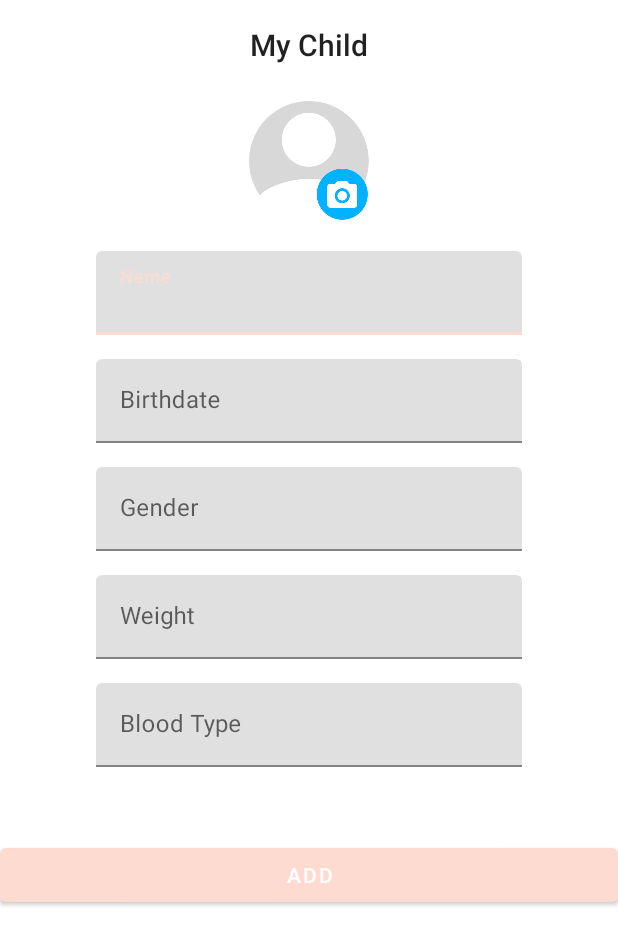
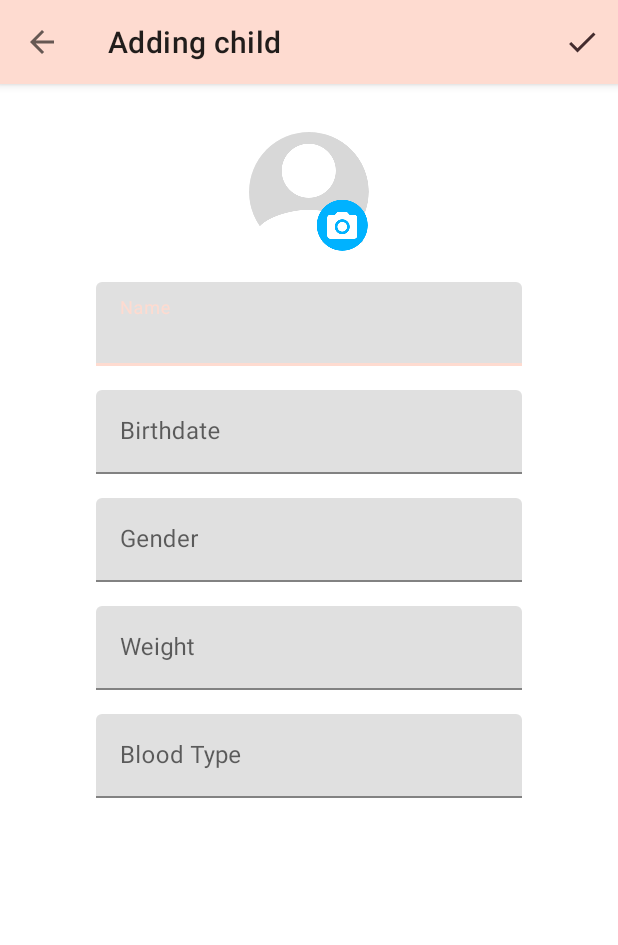
Before and after one commit to minionJerry/BabyMed, an Android app: the screen it shows after launch (NewChildActivity), after a tap on an icon or button, on a phone screen of 412 x 824 dp. Shown: the top 945 px of the screen. Run offline under Robolectric (Android 15) with nearby library versions, the phone set to English and light mode, and no system bars; our stand-ins replace CircleImageView, Dagger/Hilt's generated code, Room's generated code, RxJava; libraries missing offline, so code that uses them is left out: com.mikelau.croperino, com.tsongkha.spinnerdatepicker; 2 statements that could not run were skipped.

Commit message:
adding action bar to adding neew child screen

```diff
--- a/app/src/main/java/com/kanykeinu/babymed/view/addeditchild/AddEditChildViewModel.kt
+++ b/app/src/main/java/com/kanykeinu/babymed/view/addeditchild/AddEditChildViewModel.kt
@@ -20,7 +20,7 @@ class AddEditChildViewModel @Inject constructor(private val babyMedRepository: B
     private var addChildComplete : MutableLiveData<Boolean> = MutableLiveData()
     lateinit var  disposableObserver : DisposableObserver<Unit>
 
-    fun saveChild(child : Child)  {
+    fun initDisposableObserver(){
         disposableObserver = object : DisposableObserver<Unit>(){
             override fun onComplete() {
                 addChildComplete.postValue(true)
@@ -33,7 +33,9 @@ class AddEditChildViewModel @Inject constructor(private val babyMedRepository: B
                 addChildError.postValue(e.message)
             }
         }
+    }
 
+    fun saveChild(child : Child)  {
         babyMedRepository.insertChildToDb(child)
                 ?.subscribeOn(Schedulers.io())
                 ?.observeOn(AndroidSchedulers.mainThread())
--- a/app/src/main/java/com/kanykeinu/babymed/view/addeditchild/NewChildActivity.kt
+++ b/app/src/main/java/com/kanykeinu/babymed/view/addeditchild/NewChildActivity.kt
@@ -4,13 +4,14 @@ import android.content.Intent
 import android.net.Uri
 import android.os.Bundle
 import android.util.Log
+import android.view.Menu
+import android.view.MenuItem
 import android.view.View
 import androidx.appcompat.app.AppCompatActivity
 import androidx.lifecycle.ViewModelProviders
 import com.kanykeinu.babymed.R
 import com.kanykeinu.babymed.utils.Constants.DIRECTORY
 import com.kanykeinu.babymed.utils.Constants.RAW_DIRECTORY
-import com.kanykeinu.babymed.data.source.local.BabyMedDatabase
 import com.kanykeinu.babymed.data.source.local.entity.Child
 import com.kanykeinu.babymed.utils.CameraRequestHandler
 import com.kanykeinu.babymed.utils.CameraRequestHandler.Companion.handleOnActivityResult
@@ -24,7 +25,6 @@ import com.tsongkha.spinnerdatepicker.DatePicker
 import com.tsongkha.spinnerdatepicker.DatePickerDialog
 import com.tsongkha.spinnerdatepicker.SpinnerDatePickerDialogBuilder
 import dagger.android.AndroidInjection
-import io.reactivex.disposables.CompositeDisposable
 import kotlinx.android.synthetic.main.activity_new_child.*
 import java.lang.ref.WeakReference
 import java.text.DateFormatSymbols
@@ -36,16 +36,15 @@ class NewChildActivity : AppCompatActivity() , View.OnClickListener, View.OnFocu
     @Inject
     lateinit var addEditChildViewModelFactory: AddEditChildViewModelFactory
     lateinit var addEditChildViewModel: AddEditChildViewModel
-
     private var uriPhoto: Uri? = null
 
     override fun onCreate(savedInstanceState: Bundle?) {
         super.onCreate(savedInstanceState)
-        injectChildrenViewModel()
+        injectAddChildViewModel()
         setContentView(R.layout.activity_new_child)
+        initActionBar()
         CroperinoConfig(PHOTO_NAME, DIRECTORY, RAW_DIRECTORY)
         CroperinoFileUtil.setupDirectory(this)
-        btnAddChild.setOnClickListener(this)
         imgChildPhoto.setOnClickListener(this)
         editTextBirthDate.setOnClickListener(this)
         editTextGender.setOnClickListener(this)
@@ -53,9 +52,10 @@ class NewChildActivity : AppCompatActivity() , View.OnClickListener, View.OnFocu
         editTextBirthDate.setOnFocusChangeListener(this)
     }
 
-    private fun injectChildrenViewModel(){
+    private fun injectAddChildViewModel(){
         AndroidInjection.inject(this)
         addEditChildViewModel = ViewModelProviders.of(this,addEditChildViewModelFactory).get(AddEditChildViewModel::class.java)
+        addEditChildViewModel.initDisposableObserver()
 
         addEditChildViewModel.onError().observe( this, androidx.lifecycle.Observer { error ->
             if (error!=null)
@@ -68,11 +68,15 @@ class NewChildActivity : AppCompatActivity() , View.OnClickListener, View.OnFocu
         })
     }
 
+    private fun initActionBar(){
+        setSupportActionBar(newChildToolbar)
+        supportActionBar?.setHomeButtonEnabled(true)
+        supportActionBar?.setDisplayHomeAsUpEnabled(true)
+        supportActionBar?.title = "Adding child"
+    }
+
     override fun onClick(v: View?) {
         when(v){
-            btnAddChild -> {
-                validateFieldsAndAdd()
-            }
             imgChildPhoto -> {
                 CameraRequestHandler.showPictureDialog(this)
             }
@@ -88,7 +92,7 @@ class NewChildActivity : AppCompatActivity() , View.OnClickListener, View.OnFocu
         }
     }
 
-    fun validateFieldsAndAdd(){
+    fun validateFieldsAndAddChild(){
         if (editTextBirthDate.text.toString().equals(""))
             wrapperBirthDate.error = getString(R.string.enter_birthdate)
         else if (editTextName.text.toString().equals(""))
@@ -151,9 +155,21 @@ class NewChildActivity : AppCompatActivity() , View.OnClickListener, View.OnFocu
         editTextBirthDate.setText(date)
     }
 
+    override fun onCreateOptionsMenu(menu: Menu?): Boolean {
+        menuInflater.inflate(R.menu.menu_add_child, menu)
+        return super.onCreateOptionsMenu(menu)
+    }
 
-    override fun onStop() {
+    override fun onOptionsItemSelected(item: MenuItem?): Boolean {
+        when (item?.itemId){
+            R.id.done -> validateFieldsAndAddChild()
+            android.R.id.home -> onBackPressed ()
+        }
+        return super.onOptionsItemSelected(item)
+    }
+
+    override fun onDestroy() {
         addEditChildViewModel.disposeObserver()
-        super.onStop()
+        super.onDestroy()
     }
 }
--- a/app/src/main/java/com/kanykeinu/babymed/view/childrenlist/ChildrenActivity.kt
+++ b/app/src/main/java/com/kanykeinu/babymed/view/childrenlist/ChildrenActivity.kt
@@ -2,6 +2,8 @@ package com.kanykeinu.babymed.view.childrenlist
 
 import android.content.Intent
 import android.os.Bundle
+import android.view.Menu
+import android.view.MenuItem
 import android.view.View
 import androidx.appcompat.app.AppCompatActivity
 import androidx.lifecycle.Observer
@@ -25,13 +27,19 @@ class ChildrenActivity : AppCompatActivity() {
 
     override fun onCreate(savedInstanceState: Bundle?) {
         super.onCreate(savedInstanceState)
-        AndroidInjection.inject(this)
+        injectChildrenViewModel()
         setContentView(R.layout.activity_main)
-        childrenViewModel = ViewModelProviders.of(this,childrenViewModelFactory).get(ChildrenViewModel::class.java)
+        setSupportActionBar(bottomAppBar)
         progressBar.visibility = View.VISIBLE
         initRecyclerView()
         openAddChildScreen()
         loadData()
+    }
+
+
+    private fun injectChildrenViewModel(){
+        AndroidInjection.inject(this)
+        childrenViewModel = ViewModelProviders.of(this,childrenViewModelFactory).get(ChildrenViewModel::class.java)
 
         childrenViewModel.onSuccess()
                 .observe(this, Observer<List<Child>> { children->
@@ -78,4 +86,17 @@ class ChildrenActivity : AppCompatActivity() {
         childrenViewModel.disposeObserver()
         super.onDestroy()
     }
+
+    override fun onCreateOptionsMenu(menu: Menu?): Boolean {
+        menuInflater.inflate(R.menu.menu_children_list,menu)
+        return super.onCreateOptionsMenu(menu)
+    }
+
+    override fun onOptionsItemSelected(item: MenuItem?): Boolean {
+        when (item?.itemId){
+            R.id.delete -> showToast("Delete is clicked")
+            R.id.edit -> showToast("Edit is clicked")
+        }
+        return super.onOptionsItemSelected(item)
+    }
 }
--- /dev/null
+++ b/app/src/main/res/drawable/ic_delete_dark.xml
@@ -0,0 +1,5 @@
+<vector android:height="24dp" android:tint="#442C2E"
+    android:viewportHeight="24.0" android:viewportWidth="24.0"
+    android:width="24dp" xmlns:android="http://schemas.android.com/apk/res/android">
+    <path android:fillColor="#FF000000" android:pathData="M6,19c0,1.1 0.9,2 2,2h8c1.1,0 2,-0.9 2,-2V7H6v12zM19,4h-3.5l-1,-1h-5l-1,1H5v2h14V4z"/>
+</vector>
--- /dev/null
+++ b/app/src/main/res/drawable/ic_done_dark.xml
@@ -0,0 +1,5 @@
+<vector android:height="24dp" android:tint="#442C2E"
+    android:viewportHeight="24.0" android:viewportWidth="24.0"
+    android:width="24dp" xmlns:android="http://schemas.android.com/apk/res/android">
+    <path android:fillColor="#FF000000" android:pathData="M9,16.2L4.8,12l-1.4,1.4L9,19 21,7l-1.4,-1.4L9,16.2z"/>
+</vector>
--- /dev/null
+++ b/app/src/main/res/drawable/ic_edit_dark.xml
@@ -0,0 +1,5 @@
+<vector android:height="24dp" android:tint="#442C2E"
+    android:viewportHeight="24.0" android:viewportWidth="24.0"
+    android:width="24dp" xmlns:android="http://schemas.android.com/apk/res/android">
+    <path android:fillColor="#FF000000" android:pathData="M3,17.25V21h3.75L17.81,9.94l-3.75,-3.75L3,17.25zM20.71,7.04c0.39,-0.39 0.39,-1.02 0,-1.41l-2.34,-2.34c-0.39,-0.39 -1.02,-0.39 -1.41,0l-1.83,1.83 3.75,3.75 1.83,-1.83z"/>
+</vector>
--- a/app/src/main/res/layout/activity_new_child.xml
+++ b/app/src/main/res/layout/activity_new_child.xml
@@ -1,35 +1,31 @@
 <?xml version="1.0" encoding="utf-8"?>
 
-<androidx.core.widget.NestedScrollView
+<androidx.coordinatorlayout.widget.CoordinatorLayout
     xmlns:android="http://schemas.android.com/apk/res/android"
     xmlns:app="http://schemas.android.com/apk/res-auto"
     xmlns:tools="http://schemas.android.com/tools"
-    android:layout_height="match_parent"
-    android:layout_width="match_parent">
+    android:layout_width="match_parent"
+    android:layout_height="match_parent">
+
+    <androidx.core.widget.NestedScrollView xmlns:android="http://schemas.android.com/apk/res/android"
+        xmlns:app="http://schemas.android.com/apk/res-auto"
+        xmlns:tools="http://schemas.android.com/tools"
+        android:layout_width="match_parent"
+        android:layout_height="match_parent">
 
         <androidx.constraintlayout.widget.ConstraintLayout
+            android:id="@+id/constraintLayout"
             android:layout_width="match_parent"
             android:layout_height="match_parent"
             tools:context=".view.addeditchild.NewChildActivity">
-
-        <TextView
-            android:id="@+id/titleAdd"
-            android:layout_width="wrap_content"
-            android:layout_height="wrap_content"
-            android:layout_marginTop="16dp"
-            android:text="My Child"
-            android:textAppearance="@style/TextAppearance.AppCompat.Title"
-            app:layout_constraintEnd_toEndOf="parent"
-            app:layout_constraintStart_toStartOf="parent"
-            app:layout_constraintTop_toTopOf="parent" />
 
             <com.google.android.material.textfield.TextInputLayout
                 android:id="@+id/textInputLayout"
                 android:layout_width="0dp"
                 android:layout_height="wrap_content"
-            android:layout_marginEnd="64dp"
                 android:layout_marginStart="64dp"
                 android:layout_marginTop="20dp"
+                android:layout_marginEnd="64dp"
                 app:layout_constraintEnd_toEndOf="parent"
                 app:layout_constraintHorizontal_bias="0.0"
                 app:layout_constraintStart_toStartOf="parent"
@@ -50,9 +46,9 @@
                 android:id="@+id/wrapperBirthDate"
                 android:layout_width="0dp"
                 android:layout_height="wrap_content"
-            android:layout_marginEnd="64dp"
                 android:layout_marginStart="64dp"
                 android:layout_marginTop="16dp"
+                android:layout_marginEnd="64dp"
                 app:layout_constraintEnd_toEndOf="parent"
                 app:layout_constraintStart_toStartOf="parent"
                 app:layout_constraintTop_toBottomOf="@+id/textInputLayout">
@@ -63,8 +59,8 @@
                     android:layout_height="wrap_content"
                     android:layout_weight="1"
                     android:ems="10"
+                    android:focusable="false"
                     android:hint="Birthdate"
-                android:focusable="false"
                     android:inputType="date" />
 
             </com.google.android.material.textfield.TextInputLayout>
@@ -73,9 +69,9 @@
                 android:id="@+id/textInputLayout3"
                 android:layout_width="0dp"
                 android:layout_height="wrap_content"
-            android:layout_marginEnd="64dp"
                 android:layout_marginStart="64dp"
                 android:layout_marginTop="16dp"
+                android:layout_marginEnd="64dp"
                 app:layout_constraintEnd_toEndOf="parent"
                 app:layout_constraintHorizontal_bias="0.0"
                 app:layout_constraintStart_toStartOf="parent"
@@ -95,9 +91,9 @@
                 android:id="@+id/textInputLayout5"
                 android:layout_width="0dp"
                 android:layout_height="wrap_content"
-            android:layout_marginEnd="64dp"
                 android:layout_marginStart="64dp"
                 android:layout_marginTop="16dp"
+                android:layout_marginEnd="64dp"
                 app:layout_constraintEnd_toEndOf="parent"
                 app:layout_constraintStart_toStartOf="parent"
                 app:layout_constraintTop_toBottomOf="@+id/textInputLayout3">
@@ -119,31 +115,21 @@
                 android:id="@+id/imgChildPhoto"
                 android:layout_width="80dp"
                 android:layout_height="80dp"
-        android:layout_marginTop="24dp"
+                android:layout_marginTop="88dp"
+                android:layout_marginEnd="8dp"
                 android:src="@drawable/default_avatar"
                 app:layout_constraintEnd_toEndOf="parent"
+                app:layout_constraintHorizontal_bias="0.513"
                 app:layout_constraintStart_toStartOf="parent"
-        app:layout_constraintTop_toBottomOf="@+id/titleAdd" />
-
-        <Button
-            android:id="@+id/btnAddChild"
-            android:layout_width="match_parent"
-            android:layout_height="wrap_content"
-            android:layout_marginTop="48dp"
-            android:text="Add"
-            app:layout_constraintBottom_toBottomOf="parent"
-            app:layout_constraintEnd_toEndOf="parent"
-            app:layout_constraintStart_toStartOf="parent"
-            app:layout_constraintTop_toBottomOf="@+id/textInputLayout5"
-            app:layout_constraintVertical_bias="0.846" />
+                app:layout_constraintTop_toTopOf="parent" />
 
             <com.google.android.material.textfield.TextInputLayout
                 android:id="@+id/wrapperGender"
                 android:layout_width="0dp"
                 android:layout_height="wrap_content"
-            android:layout_marginEnd="64dp"
                 android:layout_marginStart="64dp"
                 android:layout_marginTop="16dp"
+                android:layout_marginEnd="64dp"
                 app:layout_constraintEnd_toEndOf="parent"
                 app:layout_constraintStart_toStartOf="parent"
                 app:layout_constraintTop_toBottomOf="@+id/wrapperBirthDate">
@@ -152,8 +138,8 @@
                     android:id="@+id/editTextGender"
                     android:layout_width="match_parent"
                     android:layout_height="wrap_content"
+                    android:focusable="false"
                     android:hint="Gender"
-                android:focusable="false"
                     android:inputType="text" />
             </com.google.android.material.textfield.TextInputLayout>
 
@@ -167,5 +153,21 @@
 
 
         </androidx.constraintlayout.widget.ConstraintLayout>
+    </androidx.core.widget.NestedScrollView>
 
-</androidx.core.widget.NestedScrollView>
+
+    <com.google.android.material.appbar.AppBarLayout
+        android:layout_width="match_parent"
+        android:layout_height="wrap_content">
+
+        <androidx.appcompat.widget.Toolbar
+            android:id="@+id/newChildToolbar"
+            android:layout_width="match_parent"
+            android:layout_height="56dp"
+            android:background="@android:color/transparent"
+            app:layout_scrollFlags="enterAlways">
+
+        </androidx.appcompat.widget.Toolbar>
+    </com.google.android.material.appbar.AppBarLayout>
+
+</androidx.coordinatorlayout.widget.CoordinatorLayout>
--- /dev/null
+++ b/app/src/main/res/menu/menu_add_child.xml
@@ -0,0 +1,12 @@
+<?xml version="1.0" encoding="utf-8"?>
+<menu xmlns:android="http://schemas.android.com/apk/res/android"
+    xmlns:app="http://schemas.android.com/apk/res-auto">
+
+    <item
+        android:id="@+id/done"
+        android:orderInCategory="1"
+        android:icon="@drawable/ic_done_dark"
+        android:title="@string/save"
+        app:showAsAction="always" />
+
+</menu>
--- /dev/null
+++ b/app/src/main/res/menu/menu_children_list.xml
@@ -0,0 +1,18 @@
+<?xml version="1.0" encoding="utf-8"?>
+<menu xmlns:android="http://schemas.android.com/apk/res/android"
+    xmlns:app="http://schemas.android.com/apk/res-auto">
+
+     <item
+        android:id="@+id/edit"
+        android:orderInCategory="1"
+        android:icon="@drawable/ic_edit_dark"
+        android:title="@string/edit"
+        app:showAsAction="ifRoom" />
+
+    <item
+        android:id="@+id/delete"
+        android:orderInCategory="1"
+        android:icon="@drawable/ic_delete_dark"
+        android:title="@string/delete"
+        app:showAsAction="ifRoom" />
+</menu>
--- a/app/src/main/res/values/strings.xml
+++ b/app/src/main/res/values/strings.xml
@@ -15,4 +15,7 @@
     <string name="empty_fields_not_allowed">Поля не должны быть пустыми.</string>
     <string name="empty_illness_not_allowed">Название заболевания не должно быть пустым</string>
     <string name="data_saved">Данные успешно сохранены</string>
+    <string name="save">Сохранить</string>
+    <string name="edit">Редактировать</string>
+    <string name="delete">Удалить</string>
 </resources>
```
Also changed, not shown: app/src/main/java/com/kanykeinu/babymed/MainActivity.kt (deleted, +0 -54 lines), app/src/main/java/com/kanykeinu/babymed/adapter/ChildAdapter.kt (deleted, +0 -48 lines), app/src/main/res/layout/activity_main.xml (+4 -5 lines). Lines whose indentation alone changed are shown as unchanged.
